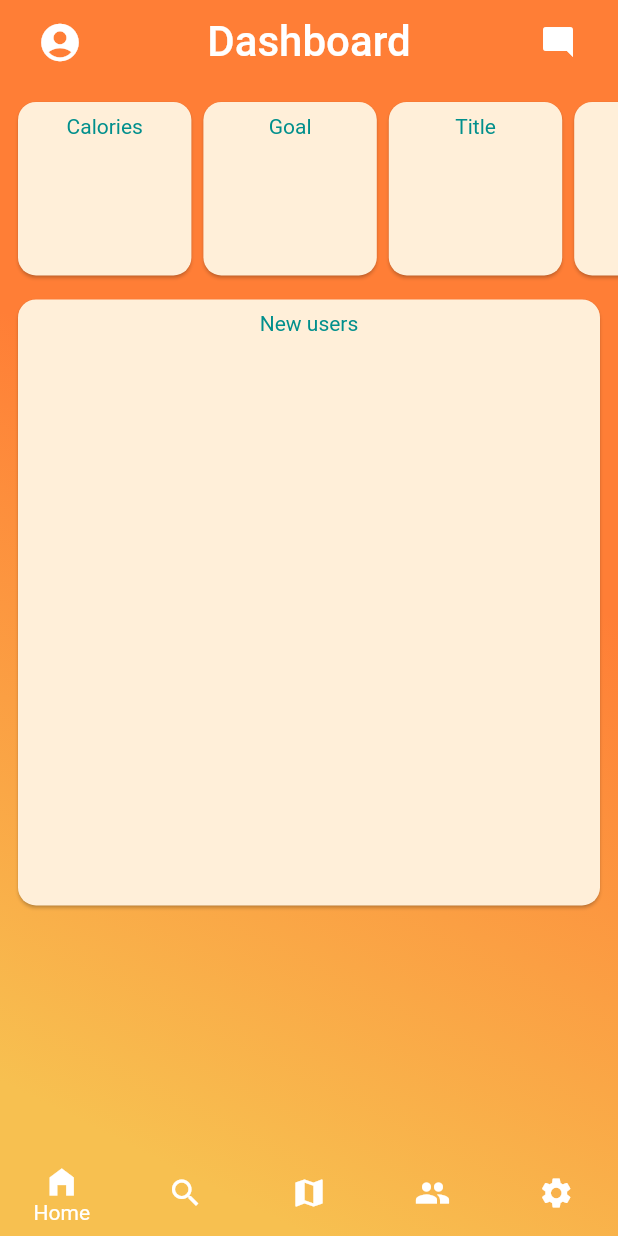
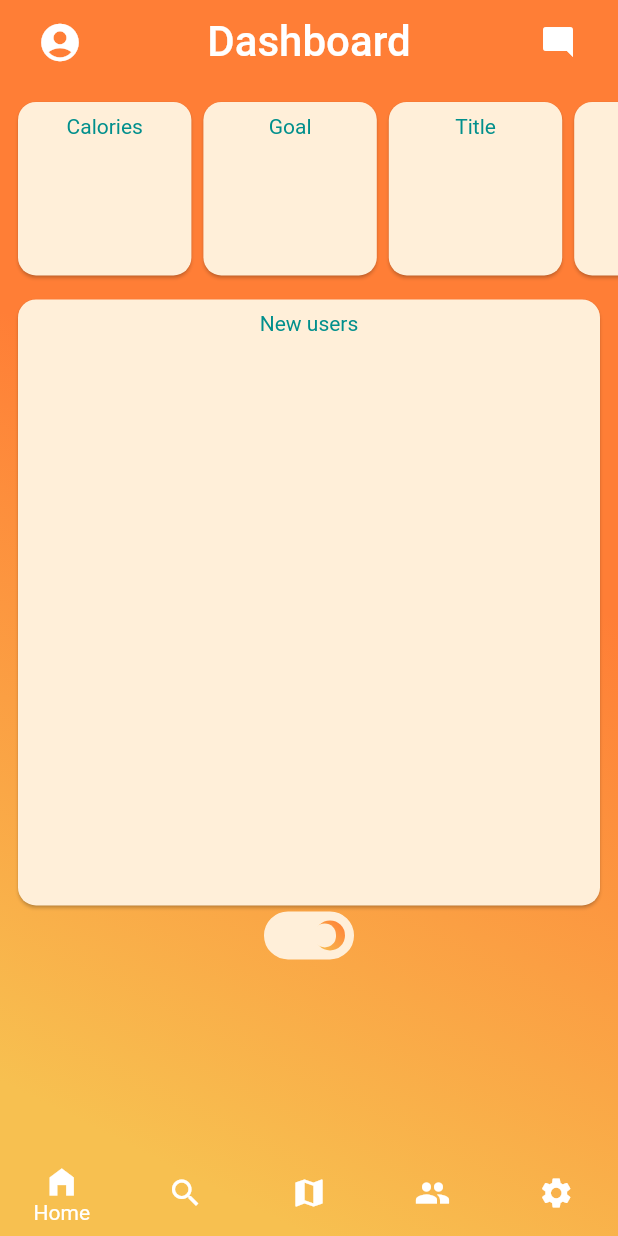
Before and after one commit to Czarczynski/turistycle-v2, a Flutter app: the screen it shows once a user with an empty profile is signed in, on a phone screen of 412 x 824 dp. Run offline on Flutter 3.47's test engine with Material 2 defaults, Android fonts, the phone set to English and light mode, and no system bars; our stand-ins replace dio, firebase_auth, firebase_core, font_awesome_flutter, google_sign_in; accounts and stored records are empty; network calls fail.

```diff
--- a/lib/common/config.dart
+++ b/lib/common/config.dart
@@ -1,3 +1,3 @@
 class Config{
-  static const String API_URL = 'https://turistycle-api.herokuapp.com/api/v1';
+  static const String apiUrl = 'https://turistycle-api.herokuapp.com/api/v1';
 }
--- /dev/null
+++ b/lib/components/switcher.dart
@@ -0,0 +1,72 @@
+import 'package:flutter/material.dart';
+import 'package:turistycle/theme/colors.dart';
+
+class ModeSwitcher extends StatefulWidget {
+  const ModeSwitcher({Key? key}) : super(key: key);
+
+  @override
+  State<ModeSwitcher> createState() => _ModeSwitcherState();
+}
+
+class _ModeSwitcherState extends State<ModeSwitcher> {
+  // AnimationController _controller = AnimationController();
+
+  bool _switched = true;
+
+  @override
+  Widget build(BuildContext context) {
+    return Center(
+      child: Container(
+        decoration: BoxDecoration(
+          color: cPeachCream,
+          border: Border.all(color: cPeachCream),
+          borderRadius: BorderRadius.circular(30),
+        ),
+        width: 60,
+        height: 32,
+        child: Padding(
+          padding: const EdgeInsets.all(5),
+          child: Stack(
+            children: [
+              AnimatedPositioned(
+                right: _switched ? 0 : 28,
+                duration: const Duration(milliseconds: 200),
+                child: InkWell(
+                  onTap: () => setState(() {
+                    _switched = !_switched;
+                  }),
+                  child: Container(
+                    width: 20,
+                    height: 20,
+                    decoration: BoxDecoration(
+                      borderRadius: BorderRadius.circular(10),
+                      gradient: const LinearGradient(
+                        tileMode: TileMode.clamp,
+                        colors: [cTemptatiousTangerine, cCreamySweetCorn],
+                        begin: Alignment.topRight,
+                        end: Alignment.bottomLeft,
+                      ),
+                    ),
+                  ),
+                ),
+              ),
+              AnimatedPositioned(
+                width: _switched ? 15 : 5,
+                bottom: _switched ? 2 : 7,
+                top: _switched ? 2 : 7,
+                left: _switched ? 27 : -5,
+                duration: const Duration(milliseconds: 200),
+                child: Container(
+                  decoration: BoxDecoration(
+                    borderRadius: BorderRadius.circular(10),
+                    color: cPeachCream,
+                  ),
+                ),
+              ),
+            ],
+          ),
+        ),
+      ),
+    );
+  }
+}
--- a/lib/navigation/bottom_tab_navigation.dart
+++ b/lib/navigation/bottom_tab_navigation.dart
@@ -2,6 +2,7 @@ import 'package:flutter/material.dart';
 import 'package:turistycle/models/tab_details_object.dart';
 import 'package:turistycle/navigation/settings_navigator.dart';
 import 'package:turistycle/pages/dashboard/dashboard_page.dart';
+import 'package:turistycle/pages/social/social_page.dart';
 import 'package:turistycle/theme/colors.dart';
 
 class BottomTabNavigation extends StatefulWidget {
@@ -31,7 +32,7 @@ class _BottomTabNavigationStateState extends State<BottomTabNavigation> {
     ),
     TabDetailsObject(index: 2, widget: const Text("Map")),
     TabDetailsObject(
-        index: 3, widget: const Text("Community"), title: "Community"),
+        index: 3, widget: SocialPage(), title: "Community"),
     TabDetailsObject(
         index: 4, widget: const SettingsNavigator(), title: "Settings"),
   ];
--- a/lib/networking/http_client.dart
+++ b/lib/networking/http_client.dart
@@ -13,7 +13,7 @@ class HttpClient {
 
   HttpClient._internal() {
     _handleRequest();
-    _dioClient.options.baseUrl = Config.API_URL;
+    _dioClient.options.baseUrl = Config.apiUrl;
   }
 
   Future<Response> get(url,
--- a/lib/pages/auth/login_page.dart
+++ b/lib/pages/auth/login_page.dart
@@ -19,7 +19,7 @@ class LoginPage extends StatelessWidget {
           children: [
             LoginButton(
               icon: FontAwesomeIcons.userNinja,
-              color: Colors.green,
+              color: Colors.red,
               function: () async => await AuthService().logInAnonymous(),
               text: 'Continue as Guest',
             ),
--- a/lib/pages/dashboard/dashboard_page.dart
+++ b/lib/pages/dashboard/dashboard_page.dart
@@ -1,5 +1,6 @@
 import 'package:flutter/material.dart';
 import 'package:turistycle/components/dashboard_card.dart';
+import 'package:turistycle/components/switcher.dart';
 
 class DashboardPage extends StatefulWidget {
   const DashboardPage({Key? key}) : super(key: key);
@@ -35,6 +36,7 @@ class _DashboardPageState extends State<DashboardPage> {
             padding: EdgeInsets.symmetric(horizontal: 8.0),
             child: DashboardCard(title: "New users", width: 1, height:1),
           ),
+          const ModeSwitcher()
         ],
       ),
     );
```
Also changed, not shown: lib/blocs/social_posts_bloc.dart (added, +39 -0 lines), lib/models/social_post_model.dart (added, +214 -0 lines), lib/pages/settings/settings_page.dart (+7 -1 lines), lib/pages/social/social_page.dart (added, +39 -0 lines).
